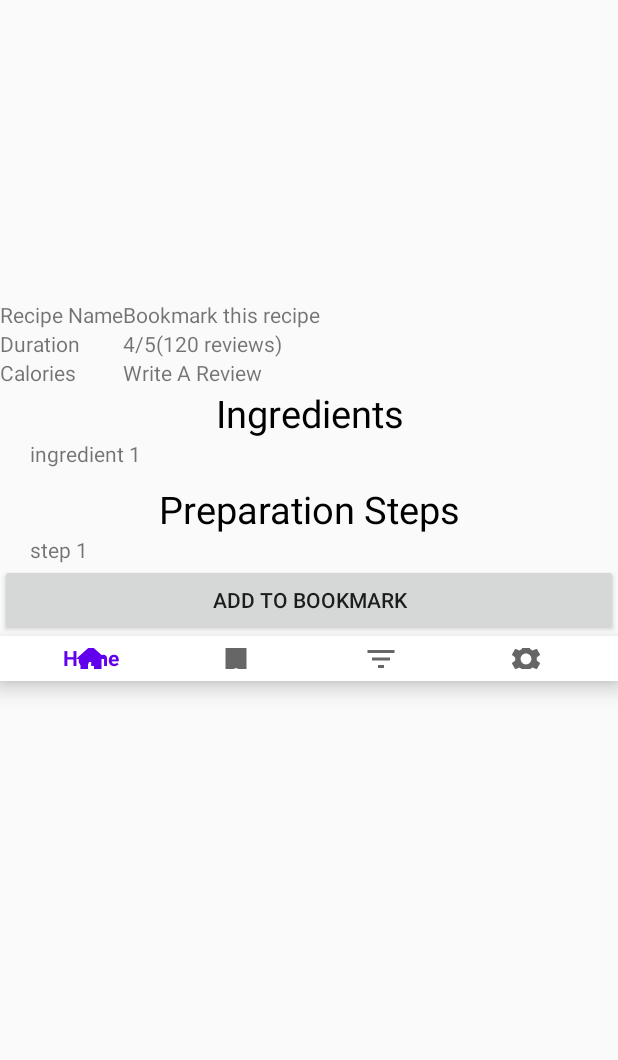
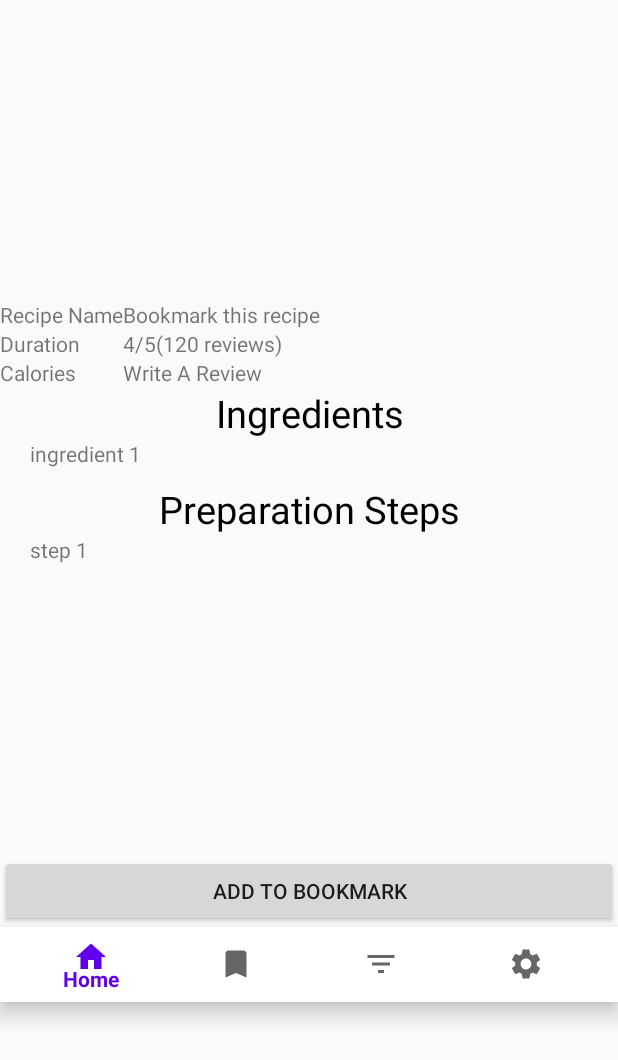
Before and after one commit to MJB90/Yes_Chef_User_App, an Android app: the layout activity_view_recipe.xml on its own in the app's theme, with its tools: preview values and no code run, on a phone screen of 412 x 824 dp. Shown: the top 1060 px of the screen. Run offline under Robolectric (Android 15) with nearby library versions, the phone set to English and light mode, and no system bars; network calls fail.

Commit message:
Scroll View + Post review method. Need to debug on getting the recipe. If have review, now will crash

```diff
--- a/app/src/main/java/com/example/yeschefuserapp/model/UserReview.java
+++ b/app/src/main/java/com/example/yeschefuserapp/model/UserReview.java
@@ -6,7 +6,7 @@ import lombok.Data;
 
 @Data
 public class UserReview implements Serializable {
-    private String email;
+    private String userEmail;
     private Integer rating;
     private String description;
 }
--- a/app/src/main/res/layout/activity_view_recipe.xml
+++ b/app/src/main/res/layout/activity_view_recipe.xml
@@ -1,4 +1,5 @@
 <?xml version="1.0" encoding="utf-8"?>
+
 <LinearLayout xmlns:android="http://schemas.android.com/apk/res/android"
     xmlns:app="http://schemas.android.com/apk/res-auto"
     xmlns:tools="http://schemas.android.com/tools"
@@ -8,7 +9,13 @@
     tools:context=".activity.ViewRecipeActivity">
 
     //find out how to show all images slider
-
+    <ScrollView
+        android:layout_width="match_parent"
+        android:layout_height="570dp">
+<LinearLayout
+    android:layout_width="match_parent"
+    android:layout_height="match_parent"
+    android:orientation="vertical">
     <ImageView
         android:id="@+id/recipe_image"
         android:layout_width="match_parent"
@@ -129,6 +136,10 @@
         android:layout_marginLeft="20dp"
         android:text="step 1"/>
 
+
+</LinearLayout>
+    </ScrollView>
+
     <Button
         android:id="@+id/add_bookmark_btn"
         android:layout_width="match_parent"
@@ -139,8 +150,7 @@
         android:id="@+id/bottom_nav"
         app:layout_constraintHeight_percent="0.09"
         android:layout_width="match_parent"
-        android:layout_height="30dp"
+        android:layout_height="50dp"
         android:background="#fff"
         app:menu="@menu/bottom_menu" />
-
 </LinearLayout>
```
Also changed, not shown: app/src/main/java/com/example/yeschefuserapp/activity/ViewRecipeActivity.java (+65 -8 lines), app/src/main/java/com/example/yeschefuserapp/model/Ingredient.java (+8 -0 lines), app/src/main/java/com/example/yeschefuserapp/utility/ReviewCommunicationModel.java (added, +13 -0 lines).
